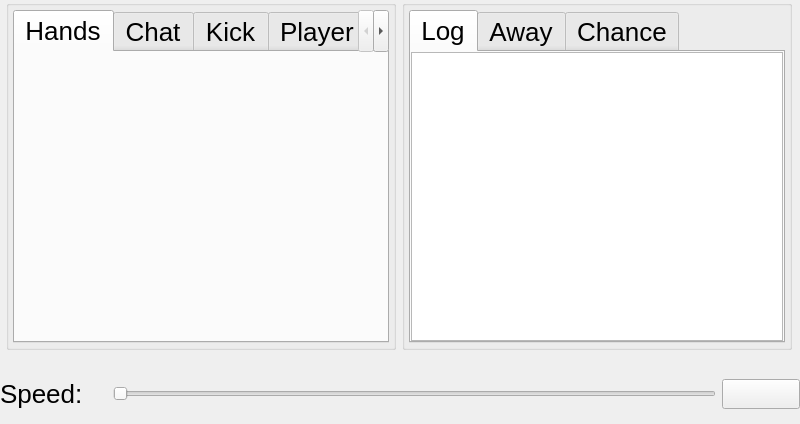
Above: src/gui/qt/gui_800x480/tabs_800x480.ui from pokerth/pokerth before the change. Below: the same form after it.
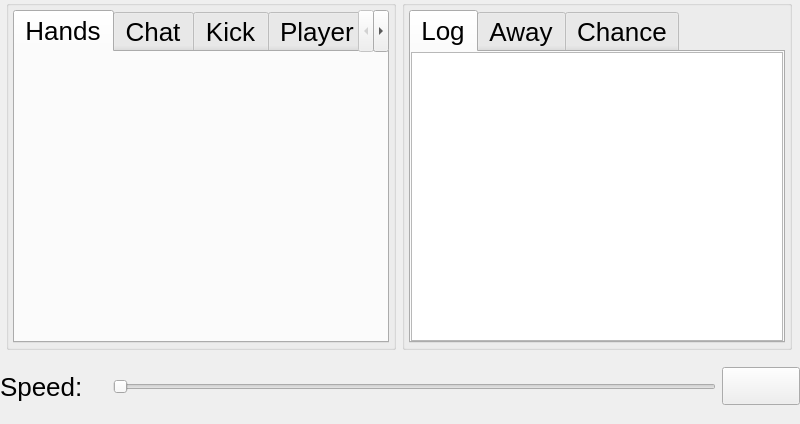
That is the form after the change. The open tabs and pages were chosen to show the change. Custom widgets are drawn as their Qt base class.

Patch:
```diff
--- a/src/gui/qt/gui_800x480/tabs_800x480.ui
+++ b/src/gui/qt/gui_800x480/tabs_800x480.ui
@@ -660,6 +660,12 @@
            <verstretch>0</verstretch>
           </sizepolicy>
          </property>
+         <property name="minimumSize">
+          <size>
+           <width>0</width>
+           <height>45</height>
+          </size>
+         </property>
          <property name="focusPolicy">
           <enum>Qt::NoFocus</enum>
          </property>
```
Left out of the diff: 2 changed lines with no effect on the pictures.
